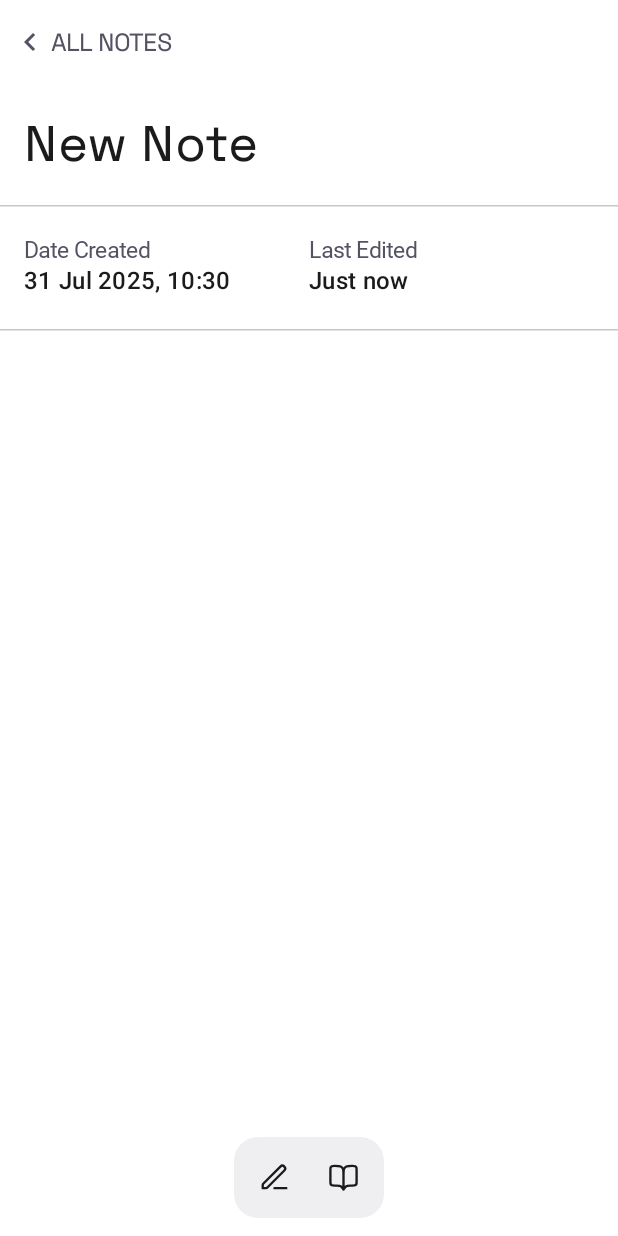
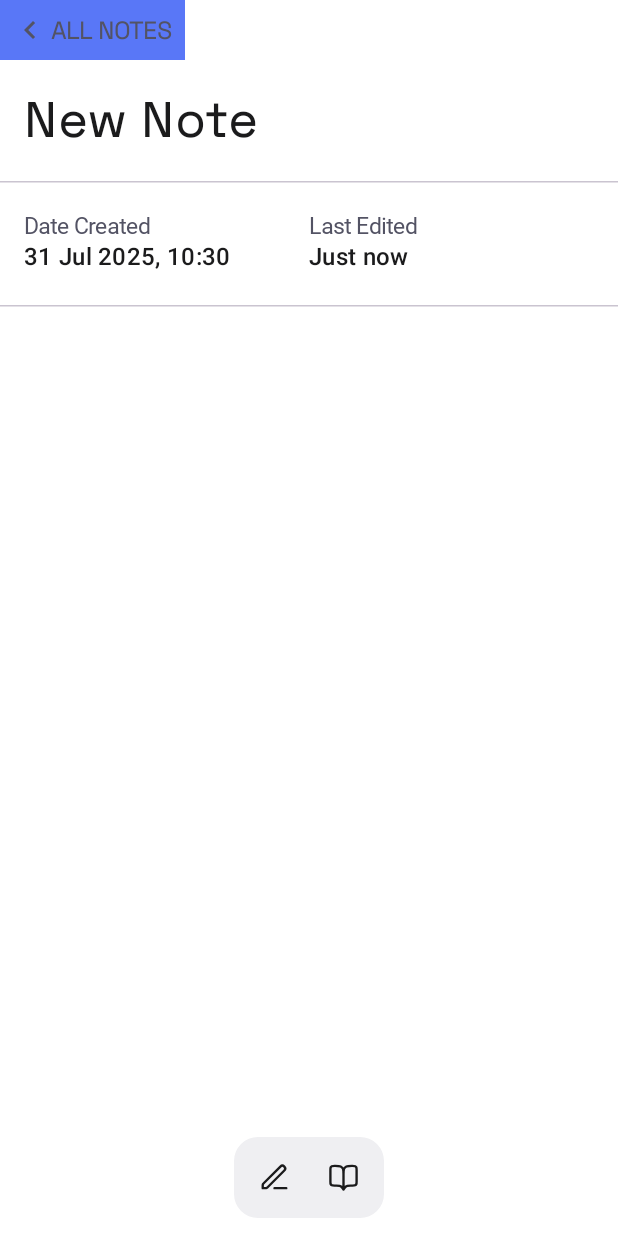
Before and after one commit to Tonnie-Dev/NoteMark, an Android app built with Jetpack Compose: the composable ViewModeScreenContent shown on its own in the app's theme, on a phone screen of 412 x 824 dp. Run offline under Robolectric (Android 15) with nearby library versions, the phone set to English and light mode, and no system bars; Roboto replaces fonts that are not available here.

Commit message:
Update AppTopbar

```diff
--- a/app/src/main/java/com/tonyxlab/notemark/presentation/core/components/AppTopBar.kt
+++ b/app/src/main/java/com/tonyxlab/notemark/presentation/core/components/AppTopBar.kt
@@ -21,6 +21,9 @@ import androidx.compose.ui.Alignment
 import androidx.compose.ui.Modifier
 import androidx.compose.ui.res.stringResource
 import androidx.compose.ui.tooling.preview.PreviewLightDark
+import androidx.compose.ui.unit.Dp
+import androidx.compose.ui.unit.DpSize
+import androidx.compose.ui.unit.dp
 import com.tonyxlab.notemark.R
 import com.tonyxlab.notemark.presentation.core.utils.spacing
 import com.tonyxlab.notemark.presentation.theme.NoteMarkTheme
@@ -30,14 +33,14 @@ import com.tonyxlab.notemark.presentation.theme.textButtonStyle
 fun AppTopBar(
     screenTitle: String,
     onChevronIconClick: () -> Unit,
-    modifier: Modifier = Modifier
+    modifier: Modifier = Modifier,
+    height: Dp = Dp.Unspecified,
 ) {
-    Surface(color = MaterialTheme.colorScheme.background) {
+    Surface(color = MaterialTheme.colorScheme.primary) {
         Row(
                 modifier = modifier
                         .statusBarsPadding()
-                        .fillMaxWidth()
-                        .height(MaterialTheme.spacing.spaceSmall * 7)
+                        .height(height = height)
                         .padding(MaterialTheme.spacing.spaceSmall),
                 verticalAlignment = Alignment.CenterVertically
         ) {
@@ -71,15 +74,17 @@ private fun AppTopBar_Preview() {
                         .background(color = MaterialTheme.colorScheme.surface),
                 verticalArrangement = Arrangement.spacedBy(MaterialTheme.spacing.spaceMedium)
         ) {
-            AppTopBar(
+            AppTopBar(modifier = Modifier.fillMaxWidth(),
                     screenTitle = "SETTINGS",
+
                     onChevronIconClick = {}
             )
-            AppTopBar(
+            AppTopBar(modifier = Modifier.fillMaxWidth(),
                     screenTitle = "HOME",
+                    height = 56.dp,
                     onChevronIconClick = {}
             )
-            AppTopBar(
+            AppTopBar(modifier = Modifier.fillMaxWidth(),
                     screenTitle = "EDITOR",
                     onChevronIconClick = {}
             )
```
